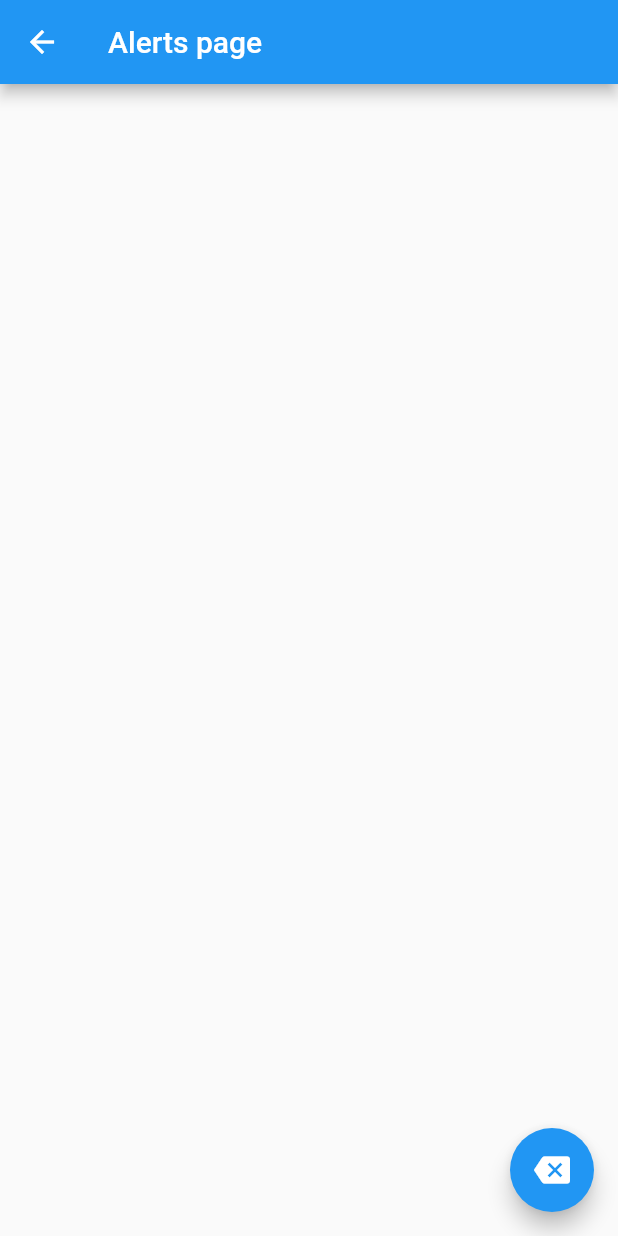
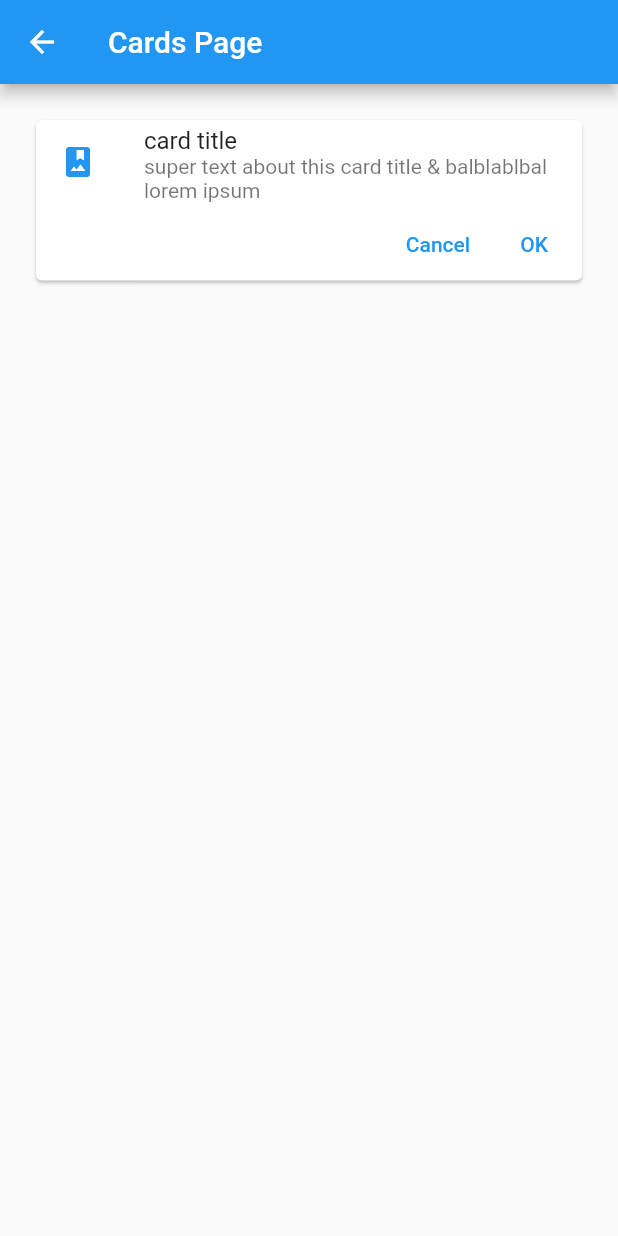
Before and after one commit to fperezco/flutter_widgets_party, a Flutter app: the screen it shows after launch, after a tap on "Cards - Tarjetas", on a phone screen of 412 x 824 dp. Run offline on Flutter 3.47's test engine with Material 2 defaults, Android fonts, the phone set to English and light mode, and no system bars.

Commit message:
creating the first type of card and card page

```diff
--- /dev/null
+++ b/lib/src/pages/card_page.dart
@@ -0,0 +1,38 @@
+import 'package:flutter/material.dart';
+
+class CardPage extends StatelessWidget {
+  const CardPage({super.key});
+
+  @override
+  Widget build(BuildContext context) {
+    return Scaffold(
+        appBar: AppBar(title: Text("Cards Page")),
+        body: ListView(
+            children: <Widget>[_cardTipo1()], padding: EdgeInsets.all(20)));
+  }
+
+  Widget _cardTipo1() {
+    return Card(
+      child: Column(
+        children: <Widget>[
+          ListTile(
+            leading: Icon(
+              Icons.photo_album,
+              color: Colors.blue,
+            ),
+            title: Text("card title"),
+            subtitle: Text(
+                "super text about this card title & balblablbal lorem ipsum"),
+          ),
+          Row(
+            children: <Widget>[
+              TextButton(onPressed: () {}, child: Text("Cancel")),
+              TextButton(onPressed: () {}, child: Text("OK")),
+            ],
+            mainAxisAlignment: MainAxisAlignment.end,
+          )
+        ],
+      ),
+    );
+  }
+}
--- a/lib/src/routes/routes.dart
+++ b/lib/src/routes/routes.dart
@@ -1,4 +1,5 @@
 import 'package:flutter/material.dart';
+import 'package:flutter_widgets_party/src/pages/card_page.dart';
 
 import '../pages/alert_page.dart';
 import '../pages/avatar_page.dart';
@@ -9,5 +10,6 @@ Map<String, WidgetBuilder> getApplicationRoutes() {
         '/': (BuildContext context) => HomePage(),
         'alert': (BuildContext context) => AlertPage(),
         'avatar': (BuildContext context) => AvatarPage(),
+        'card': (BuildContext context) => CardPage(),
       };
  }
```
